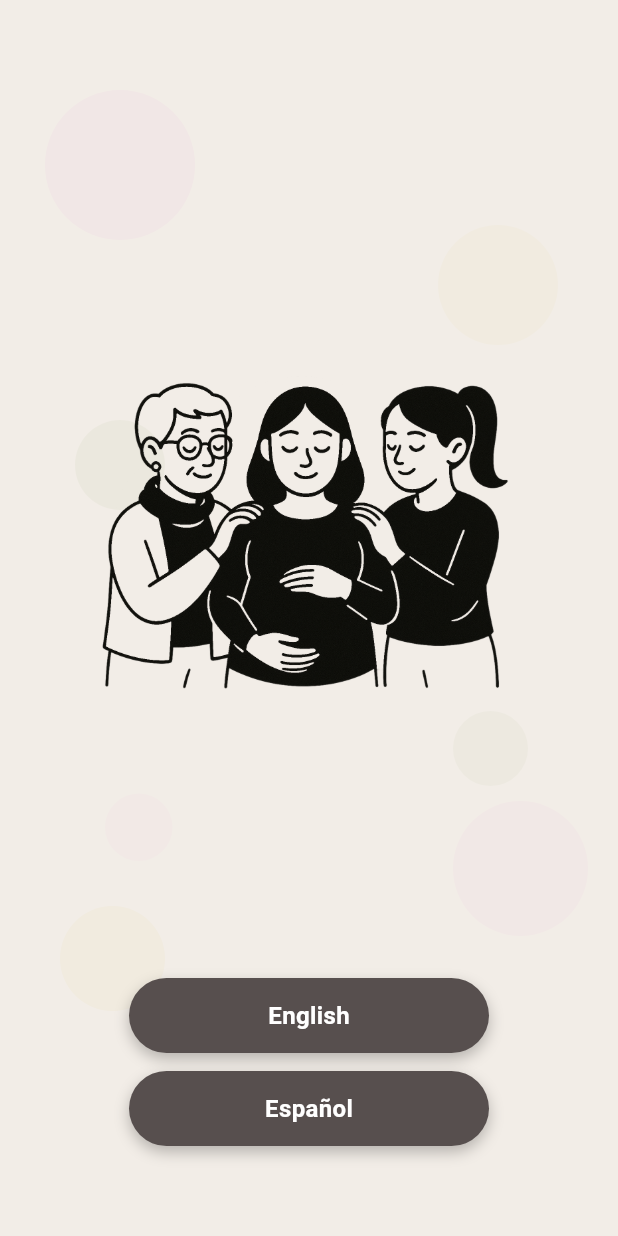
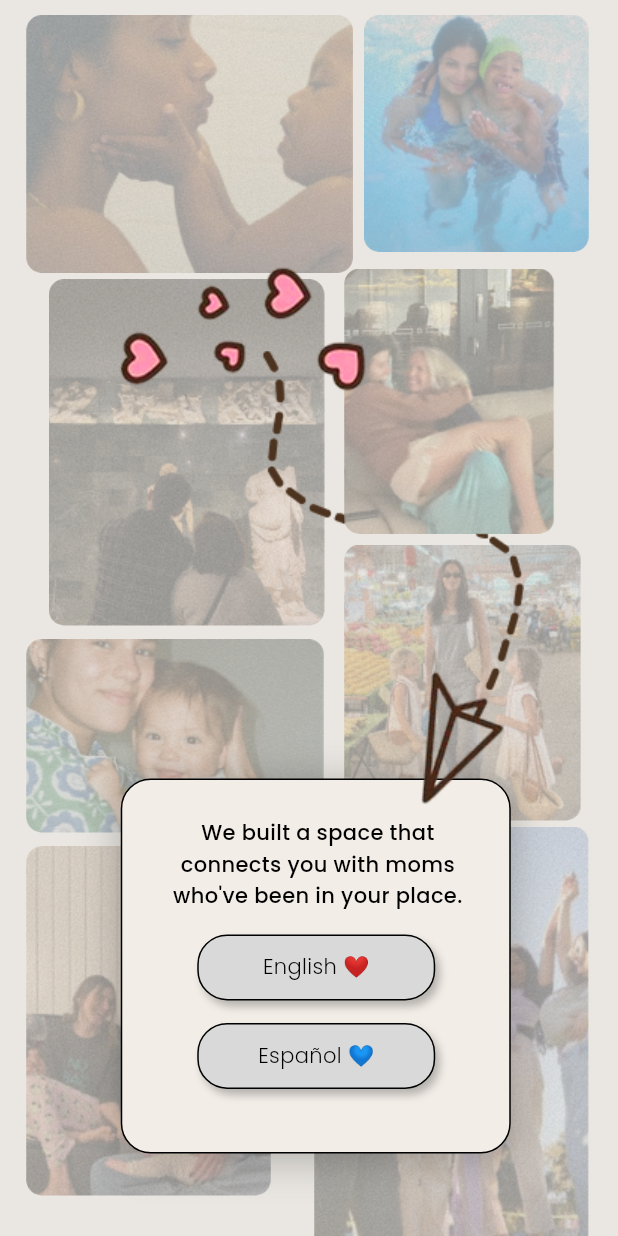
Before and after one commit to alex645324/momsbond.com, a Flutter app: the screen it shows after launch, on a phone screen of 412 x 824 dp. Run offline on Flutter 3.47's test engine with Material 3 defaults, Android fonts, the light colour scheme and no system bars; our stand-ins replace cloud_firestore, firebase_auth, firebase_core, flutter_chat_types, google_fonts, shared_preferences; accounts and stored records are empty; Roboto replaces fonts that are missing (Nuosu SIL).

Commit message:
focus changes

```diff
--- a/lib/config/app_config.dart
+++ b/lib/config/app_config.dart
@@ -56,7 +56,7 @@ class MomStageTexts with _TextSelector {
   // Stage display text
   static const String tryingLabel = 'trying moms?';
   static const String pregnantLabel = 'pregnant?';
-  static const String toddlerLabel = 'toddler mom?';
+  static const String toddlerLabel = 'New mom 💕';
   static const String teenLabel = 'teen mom?';
   static const String adultLabel = 'adult mom?';
 
@@ -73,15 +73,15 @@ class ChallengeTexts with _TextSelector {
   static const String tryingTitle = 'what challenges are you\nfacing while trying?';
   static const String generalTitle = 'what kinds of challenges\nhave you encountered?';
 
-  // Set 1 Questions (General motherhood challenges)
-  static const String bodyChanges = 'worries about body changes?';
-  static const String bodyChangesDb = 'Worry about weight and body changes?';
+  // Set 1 Questions (New mothers)
+  static const String bodyChanges = 'Feeling like you’ve lost yourself?';
+  static const String bodyChangesDb = 'Feeling like you’ve lost yourself?';
 
-  static const String depressionAnxiety = 'feeling postpartum depression or anxiety?';
-  static const String depressionAnxietyDb = 'Postpartum depression or anxiety?';
+  static const String depressionAnxiety = 'Terrified of judgment?';
+  static const String depressionAnxietyDb = 'Terrified of judgment?';
 
-  static const String loneliness = 'loneliness because friends don\'t understand motherhood?';
-  static const String lonelinessDb = 'Loneliness because friends don\'t understand motherhood?';
+  static const String loneliness = 'Haunted by relentless anxiety?';
+  static const String lonelinessDb = 'Haunted by relentless anxiety?';
 
   // Set 2 Questions (Additional motherhood challenges)
   static const String lostIdentity = 'feeling lost outside of motherhood?';
@@ -204,7 +204,9 @@ class HomepageTexts with _TextSelector {
   const HomepageTexts();
 
   // Main description
-  static const String mainDescription = '';
+  static const String mainDescription = "We built a space that connects you with moms who've been in your place.";
+  // Tagline inside description card
+  static const String cardSubtitle = "We connect you with moms who feel exactly what you’re feeling.";
 }
 
 /// Language selection text
@@ -377,6 +379,6 @@ class UITextsEs with _TextSelector {
 class HomepageTextsEs with _TextSelector {
   const HomepageTextsEs();
 
-  static const String mainDescription = '';
-  static const String getStarted = 'Comenzar';
+  static const String mainDescription = "Creamos un espacio que te conecta con mamás que han estado en tu lugar.";
+  static const String cardSubtitle = 'Te conectamos con mamás que sienten exactamente lo que tú sientes.';
 }
--- a/lib/config/locale_helper.dart
+++ b/lib/config/locale_helper.dart
@@ -34,6 +34,8 @@ class _HomepageProxy with _BaseProxy {
   const _HomepageProxy(this.es);
 
   String get mainDescription => _pickStatic(() => HomepageTexts.mainDescription, () => HomepageTextsEs.mainDescription);
+
+  String get cardSubtitle => _pickStatic(() => HomepageTexts.cardSubtitle, () => HomepageTextsEs.cardSubtitle);
 }
 
 class _AuthProxy with _BaseProxy {
--- a/lib/views/homepage_view.dart
+++ b/lib/views/homepage_view.dart
@@ -6,78 +6,80 @@ import '../config/app_config.dart';
 import '../viewmodels/language_viewmodel.dart';
 import '../config/locale_helper.dart';
 
-// Circle configuration class for decorative elements
-class CircleConfig {
-  final double? left;
-  final double? right;
-  final double? top;
-  final double? bottom;
-  final double size;
-  final Color color;
-  final double opacity;
+// Configuration for positioned images in the photo mosaic
+class ImageConfig {
+  final String assetPath;
+  final double left;
+  final double top;
+  final double width;
+  final double height;
 
-  const CircleConfig({
-    this.left,
-    this.right,
-    this.top,
-    this.bottom,
-    required this.size,
-    required this.color,
-    this.opacity = 0.3,
+  const ImageConfig({
+    required this.assetPath,
+    required this.left,
+    required this.top,
+    required this.width,
+    required this.height,
   });
 }
 
-// Circle configurations for decorative background
-const decorativeCircles = [
-  CircleConfig(
-    left: 30,
-    top: 60,
-    size: 100,
-    color: Color(0xFFEFD4E2), // Pink
-    opacity: 0.25,
+// Values taken from the Figma art-board (frame 11:2)
+const List<ImageConfig> mosaicImages = [
+  ImageConfig(
+    assetPath: 'lib/assets/image6.png',
+    left: 220,
+    top: 179,
+    width: 140.17,
+    height: 177,
   ),
-  CircleConfig(
-    right: 40,
-    top: 150,
-    size: 80,
-    color: Color(0xFFEDE4C6), // Yellow
-    opacity: 0.2,
+  ImageConfig(
+    assetPath: 'lib/assets/image8.png',
+    left: 233,
+    top: 10,
+    width: 150,
+    height: 158,
   ),
-  CircleConfig(
-    left: 50,
-    top: 280,
-    size: 60,
-    color: Color(0xFFD8DAC5), // Green
-    opacity: 0.25,
+  ImageConfig(
+    assetPath: 'lib/assets/image7.png',
+    left: 8,
+    top: 10,
+    width: 217.87,
+    height: 172,
   ),
-  CircleConfig(
-    right: 20,
-    bottom: 200,
-    size: 90,
-    color: Color(0xFFEFD4E2), // Pink
-    opacity: 0.2,
+  ImageConfig(
+    assetPath: 'lib/assets/image5.png',
+    left: 200,
+    top: 551,
+    width: 183.17,
+    height: 283,
   ),
-  CircleConfig(
-    left: 40,
-    bottom: 150,
-    size: 70,
-    color: Color(0xFFEDE4C6), // Yellow
-    opacity: 0.25,
+  ImageConfig(
+    assetPath: 'lib/assets/image4.png',
+    left: 8,
+    top: 564,
+    width: 163,
+    height: 233,
   ),
-  // Additional circles for better framing
-  CircleConfig(
-    right: 60,
-    bottom: 300,
-    size: 50,
-    color: Color(0xFFD8DAC5), // Green
-    opacity: 0.2,
+  ImageConfig(
+    assetPath: 'lib/assets/image3.png',
+    left: 23,
+    top: 186,
+    width: 183.86,
+    height: 231,
   ),
-  CircleConfig(
-    left: 70,
-    bottom: 250,
-    size: 45,
-    color: Color(0xFFEFD4E2), // Pink
-    opacity: 0.15,
+  ImageConfig(
+    assetPath: 'lib/assets/image2.png',
+    left: 8,
+    top: 426,
+    width: 198.62,
+    height: 129,
+  ),
+  ImageConfig(
+    assetPath: 'lib/assets/image1.png',
+    left: 220,
+    top: 363,
+    width: 158.14,
+    height: 184,
   ),
 ];
 
@@ -133,76 +135,127 @@ class _HomepageViewState extends State<HomepageView> {
     return Consumer<AuthViewModel>(
       builder: (context, viewModel, child) {
         return Scaffold(
-          backgroundColor: const Color(0xFFF2EDE7),
+          // Updated to match project's consistent background color
+          backgroundColor: const Color(0xFFEAE7E2),
           body: SafeArea(
             child: Stack(
               children: [
-                // Decorative circles
-                ...decorativeCircles.map((circle) => Positioned(
-                  left: circle.left,
-                  right: circle.right,
-                  top: circle.top,
-                  bottom: circle.bottom,
-                  child: Container(
-                    width: circle.size,
-                    height: circle.size,
-                    decoration: BoxDecoration(
-                      color: circle.color.withOpacity(circle.opacity),
-                      shape: BoxShape.circle,
+                // Calculate offsets to center the Figma-sized collage (393×878) in the
+                // current screen. Negative offsets collapse to zero to avoid spilling.
+                ...(() {
+                  const designWidth = 393.0;
+                  const designHeight = 878.0;
+                  final size = MediaQuery.of(context).size;
+                  final dx = ((size.width - designWidth) / 2).clamp(0.0, double.infinity);
+                  final dy = ((size.height - designHeight) / 2).clamp(0.0, double.infinity);
+
+                  // Build mosaic images
+                  final imageWidgets = mosaicImages.map((img) => Positioned(
+                        left: img.left + dx,
+                        top: img.top + dy,
+                        child: ClipRRect(
+                          borderRadius: BorderRadius.circular(10),
+                          child: Image.asset(
+                            img.assetPath,
+                            width: img.width,
+                            height: img.height,
+                            fit: BoxFit.cover,
                           ),
                         ),
-                )),
+                      ));
 
-                // Mother image
+                  // Build description card with internal content
+                  final cardWidget = Positioned(
+                    left: 71 + dx,
+                    top: 519 + dy,
+                    child: Container(
+                      width: 260,
+                      height: 250,
+                      decoration: BoxDecoration(
+                        color: const Color(0xFFF2EDE7),
+                        borderRadius: BorderRadius.circular(20),
+                        border: Border.all(
+                          color: Colors.black,
+                          width: 1,
+                        ),
+                        boxShadow: const [
+                          BoxShadow(
+                            color: Color.fromRGBO(0, 0, 0, 0.25),
+                            offset: Offset(0, 4),
+                            blurRadius: 23.9,
+                          ),
+                        ],
+                      ),
+                      child: Stack(
+                        children: [
+                          // Main description text positioned exactly as in Figma
                           Positioned(
-                  top: 180,  // Moved down from 128
-                  left: 0,
-                  right: 0,
-                  child: Center(
-                    child: Image.asset(
-                      'lib/assets/mother.png',
-                      width: 340,  // Increased from 300
-                      height: 340,  // Increased from 300
-                      fit: BoxFit.contain,
-                    ),
-                  ),
-                ),
-
-                // Welcome text
-                Positioned(
-                  top: 438,
-                  left: 0,
-                  right: 0,
-                  child: Center(
+                            left: 23,
+                            top: 25, //32
+                            child: SizedBox(
+                              width: 214.83,
+                              height: 85.03,
                               child: Text(
                                 L.homepage(context).mainDescription,
                                 textAlign: TextAlign.center,
                                 style: const TextStyle(
-                        fontFamily: "Nuosu SIL",
-                        fontSize: 18,
+                                  fontFamily: 'Poppins',
+                                  fontSize: 14,
                                   fontWeight: FontWeight.w500,
-                        color: Color(0xFF574F4E),
+                                  color: Colors.black,
+                                  height: 1.5,
                                 ),
                               ),
                             ),
                           ),
-
-                // Language Selection Buttons
+                          // Language buttons positioned exactly as in Figma
                           Positioned(
-                  bottom: 60,
-                  left: 0,
-                  right: 0,
-                  child: Center(
+                            left: 50,
+                            top: 103,
+                            child: SizedBox(
+                              width: 158.64,
+                              height: 102.93,
                               child: Column(
-                      mainAxisSize: MainAxisSize.min,
                                 children: [
                                   _buildLanguageButton(context, viewModel, 'en', AppTexts.language.english),
-                        const SizedBox(height: 12),
+                                  const SizedBox(height: 15.07), // Gap between buttons: 59 - 43.93 = 15.07
                                   _buildLanguageButton(context, viewModel, 'es', AppTexts.language.spanish),
                                 ],
                               ),
                             ),
                           ),
+                        ],
+                      ),
+                    ),
+                  );
+
+                  // Build Group 39 asset positioned as in Figma
+                  final group39Widget = Positioned(
+                    left: 67.28 + dx,
+                    top: 177.91 + dy,
+                    child: Image.asset(
+                      'lib/assets/Group 39.png',
+                      width: 272.55,
+                      height: 364.11,
+                      fit: BoxFit.cover,
+                    ),
+                  );
+
+                  // Build overlay with 33% opacity
+                  final overlayWidget = Positioned.fill(
+                    child: Container(
+                      color: const Color(0xFFEAE7E2).withOpacity(0.60),
+                    ),
+                  );
+
+                  return [
+                    ...imageWidgets,
+                    overlayWidget,
+                    cardWidget,
+                    group39Widget,
+                    // Note: language buttons now inside the card.
+                  ];
+                })(),
 
                 // Error message display
                 if (viewModel.errorMessage != null)
@@ -261,6 +314,8 @@ class _HomepageViewState extends State<HomepageView> {
   // Helper widget to create language buttons
   Widget _buildLanguageButton(BuildContext context, AuthViewModel authViewModel, String langCode, String label) {
     final isDisabled = authViewModel.isLoading || _isNavigating;
+    final heart = langCode == 'en' ? '❤️' : '💙';
+
     return GestureDetector(
       onTap: isDisabled
           ? null
@@ -269,18 +324,20 @@ class _HomepageViewState extends State<HomepageView> {
               _navigateToLogin();
             },
       child: Container(
-        width: 240,
-        height: 50,
+        width: 158.64,
+        height: 43.93,
         decoration: BoxDecoration(
-          color: isDisabled
-              ? const Color(0xFF574F4E).withOpacity(0.6)
-              : const Color(0xFF574F4E),
-          borderRadius: BorderRadius.circular(25),
+          color: isDisabled ? const Color(0xFFD9D9D9).withOpacity(0.6) : const Color(0xFFD9D9D9),
+          borderRadius: BorderRadius.circular(20),
+          border: Border.all(
+            color: Colors.black,
+            width: 1,
+          ),
           boxShadow: const [
             BoxShadow(
               color: Color.fromRGBO(0, 0, 0, 0.25),
-              offset: Offset(0, 4),
-              blurRadius: 8,
+              offset: Offset(3, 4),
+              blurRadius: 4,
             ),
           ],
         ),
@@ -291,16 +348,17 @@ class _HomepageViewState extends State<HomepageView> {
                   height: 20,
                   child: CircularProgressIndicator(
                     strokeWidth: 2,
-                    valueColor: AlwaysStoppedAnimation<Color>(Colors.white),
+                    valueColor: AlwaysStoppedAnimation<Color>(Colors.black),
                   ),
                 )
               : Text(
-                  label,
+                  '$label $heart',
                   style: const TextStyle(
-                    fontFamily: "Nuosu SIL",
-                    fontSize: 16,
-                    fontWeight: FontWeight.w600,
-                    color: Colors.white,
+                    fontFamily: 'Poppins',
+                    fontSize: 14,
+                    fontWeight: FontWeight.w300,
+                    color: Colors.black,
+                    height: 1.5,
                   ),
                 ),
         ),
--- a/pubspec.yaml
+++ b/pubspec.yaml
@@ -49,10 +49,4 @@ flutter:
   # To add assets to your application, add an assets section, like this:
   assets:
     - assets/
-    - assets/elements/
-    - assets/Images/
     - lib/assets/
-    - lib/assets/heartarrow.png
-    - lib/assets/mother.png
-    - lib/assets/arrow.png
-    - lib/assets/NavArrow.png
```
Also changed, not shown: lib/views/stage_selection_view.dart (+5 -37 lines), lib/views/welcome_view.dart (deleted, +0 -76 lines), lib/assets/Group 39.png (added), lib/assets/arrow.png (deleted), lib/assets/heartarrow.png (deleted), lib/assets/image1.png (added), lib/assets/image2.png (added), lib/assets/image3.png (added), lib/assets/image4.png (added), lib/assets/image5.png (added), lib/assets/image6.png (added), lib/assets/image7.png (added), lib/assets/image8.png (added), lib/assets/mother.png (deleted). Lines whose indentation alone changed are shown as unchanged.
